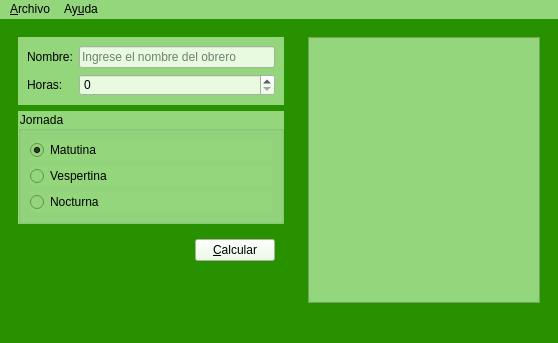
JosueCueva/Salarios, file principal.ui: the form before one commit.
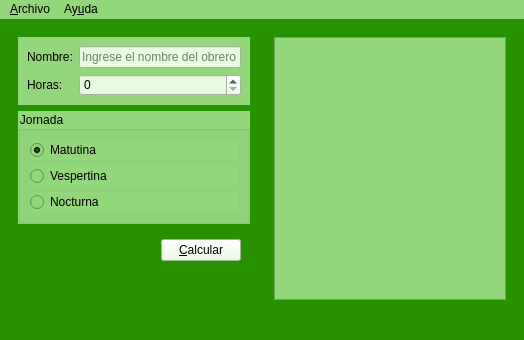
The form after the commit. Icons and pictures are not drawn.

Commit message: Commit para borrar el .user

```diff
--- a/principal.ui
+++ b/principal.ui
@@ -6,8 +6,8 @@
    <rect>
     <x>0</x>
     <y>0</y>
-    <width>558</width>
-    <height>343</height>
+    <width>524</width>
+    <height>340</height>
    </rect>
   </property>
   <property name="windowTitle">
@@ -196,7 +196,7 @@
     <rect>
      <x>0</x>
      <y>0</y>
-     <width>558</width>
+     <width>524</width>
      <height>20</height>
     </rect>
    </property>
```
The commit also changes 2 other files.
